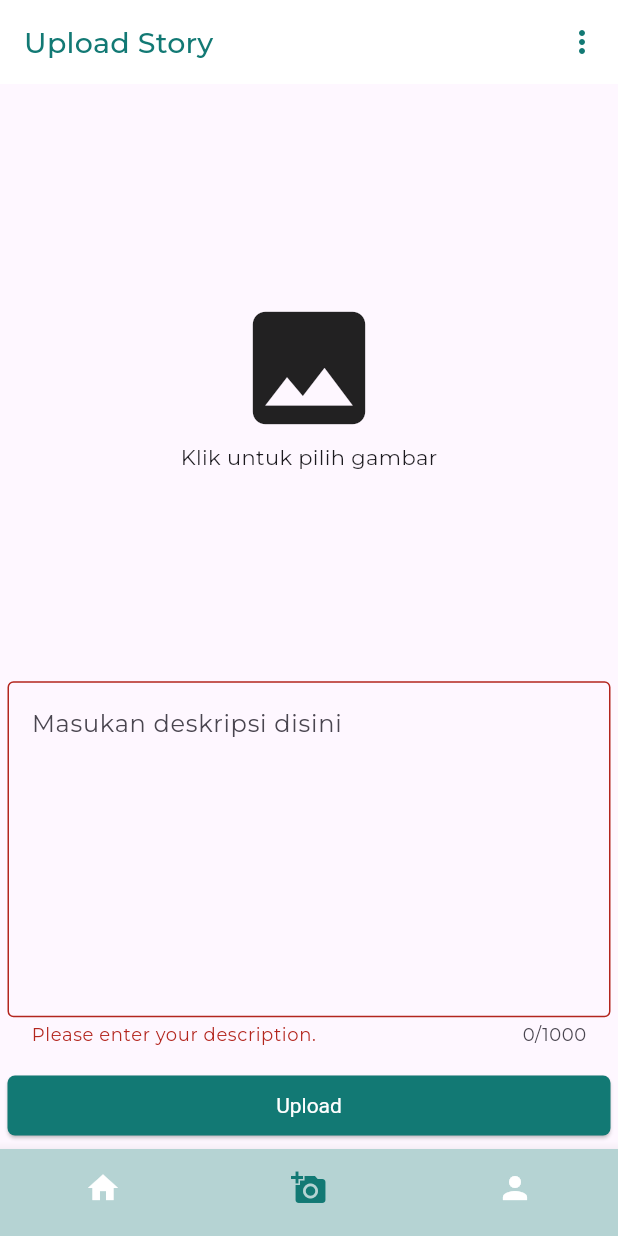
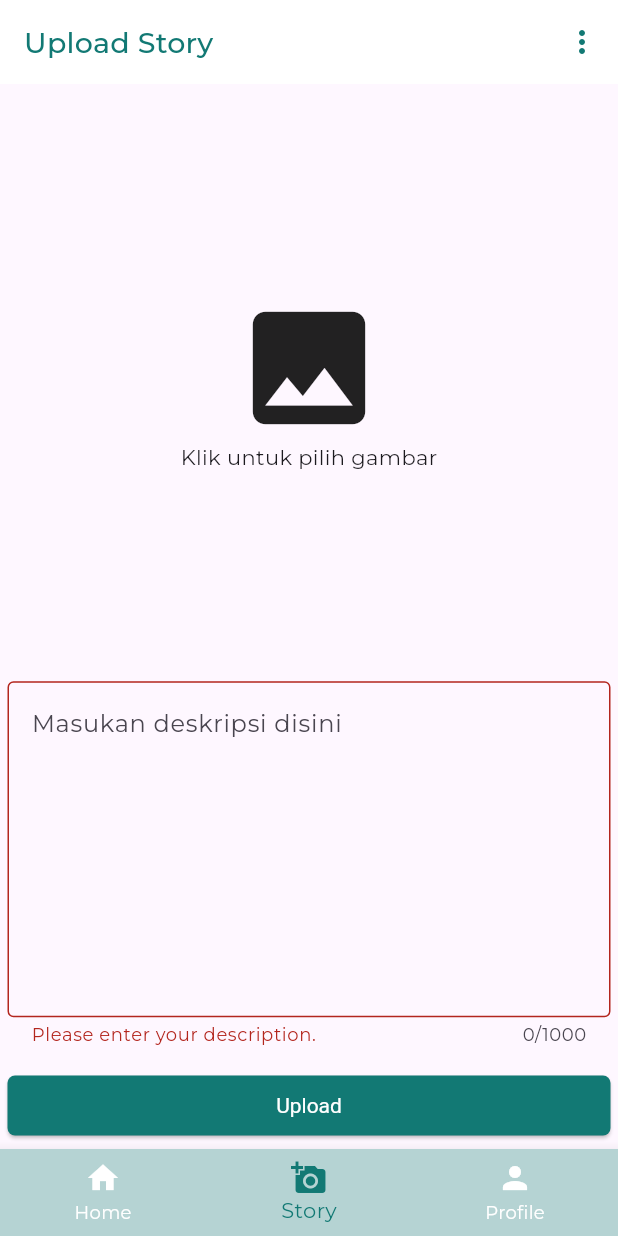
Before and after one commit to bibiehadi/StoryApp_Dicoding, a Flutter app: the UploadScreen screen opened by its route, after a tap on "Upload", on a phone screen of 412 x 824 dp. Run offline on Flutter 3.47's test engine with Material 3 defaults, Android fonts, the phone set to English and light mode, and no system bars; our stand-ins replace bloc, cached_network_image, dartz, equatable, flutter_bloc, freezed_annotation and 4 more; accounts and stored records are empty; generated files the repository leaves out were written again.

Commit message:
refactor model, and get stories bloc using frezzed

```diff
--- a/lib/features/auth/data/datasources/remote_datasources/auth_datasource.dart
+++ b/lib/features/auth/data/datasources/remote_datasources/auth_datasource.dart
@@ -28,7 +28,7 @@ class AuthDatasource {
       }
 
       return Left(
-        registerResponseModelFromJson(response.body).message,
+        registerResponseModelFromJson(response.body).message!,
       );
     } catch (e) {
       return Left('Error : $e');
--- a/lib/features/auth/data/models/request/login_request_model.dart
+++ b/lib/features/auth/data/models/request/login_request_model.dart
@@ -2,7 +2,11 @@
 //
 //     final loginRequestModel = loginRequestModelFromJson(jsonString);
 
+import 'package:freezed_annotation/freezed_annotation.dart';
 import 'dart:convert';
+
+part 'login_request_model.freezed.dart';
+part 'login_request_model.g.dart';
 
 LoginRequestModel loginRequestModelFromJson(String str) =>
     LoginRequestModel.fromJson(json.decode(str));
@@ -10,23 +14,13 @@ LoginRequestModel loginRequestModelFromJson(String str) =>
 String loginRequestModelToJson(LoginRequestModel data) =>
     json.encode(data.toJson());
 
-class LoginRequestModel {
-  String email;
-  String password;
-
-  LoginRequestModel({
-    required this.email,
-    required this.password,
-  });
+@freezed
+class LoginRequestModel with _$LoginRequestModel {
+  const factory LoginRequestModel({
+    String? email,
+    String? password,
+  }) = _LoginRequestModel;
 
   factory LoginRequestModel.fromJson(Map<String, dynamic> json) =>
-      LoginRequestModel(
-        email: json["email"],
-        password: json["password"],
-      );
-
-  Map<String, dynamic> toJson() => {
-        "email": email,
-        "password": password,
-      };
+      _$LoginRequestModelFromJson(json);
 }
--- a/lib/features/auth/data/models/request/register_request_model.dart
+++ b/lib/features/auth/data/models/request/register_request_model.dart
@@ -2,7 +2,11 @@
 //
 //     final registerRequestModel = registerRequestModelFromJson(jsonString);
 
+import 'package:freezed_annotation/freezed_annotation.dart';
 import 'dart:convert';
+
+part 'register_request_model.freezed.dart';
+part 'register_request_model.g.dart';
 
 RegisterRequestModel registerRequestModelFromJson(String str) =>
     RegisterRequestModel.fromJson(json.decode(str));
@@ -10,27 +14,14 @@ RegisterRequestModel registerRequestModelFromJson(String str) =>
 String registerRequestModelToJson(RegisterRequestModel data) =>
     json.encode(data.toJson());
 
-class RegisterRequestModel {
-  String? name;
-  String? email;
-  String? password;
-
-  RegisterRequestModel({
-    this.name,
-    this.email,
-    this.password,
-  });
+@freezed
+class RegisterRequestModel with _$RegisterRequestModel {
+  const factory RegisterRequestModel({
+    String? name,
+    String? email,
+    String? password,
+  }) = _RegisterRequestModel;
 
   factory RegisterRequestModel.fromJson(Map<String, dynamic> json) =>
-      RegisterRequestModel(
-        name: json["name"],
-        email: json["email"],
-        password: json["password"],
-      );
-
-  Map<String, dynamic> toJson() => {
-        "name": name,
-        "email": email,
-        "password": password,
-      };
+      _$RegisterRequestModelFromJson(json);
 }
--- a/lib/features/auth/data/models/response/login_response_model.dart
+++ b/lib/features/auth/data/models/response/login_response_model.dart
@@ -2,7 +2,11 @@
 //
 //     final loginResponseModel = loginResponseModelFromJson(jsonString);
 
+import 'package:freezed_annotation/freezed_annotation.dart';
 import 'dart:convert';
+
+part 'login_response_model.freezed.dart';
+part 'login_response_model.g.dart';
 
 LoginResponseModel loginResponseModelFromJson(String str) =>
     LoginResponseModel.fromJson(json.decode(str));
@@ -10,53 +14,26 @@ LoginResponseModel loginResponseModelFromJson(String str) =>
 String loginResponseModelToJson(LoginResponseModel data) =>
     json.encode(data.toJson());
 
-class LoginResponseModel {
-  bool? error;
-  String? message;
-  LoginResult? loginResult;
-
-  LoginResponseModel({
-    this.error,
-    this.message,
-    this.loginResult,
-  });
+@freezed
+class LoginResponseModel with _$LoginResponseModel {
+  const factory LoginResponseModel({
+    bool? error,
+    String? message,
+    LoginResult? loginResult,
+  }) = _LoginResponseModel;
 
   factory LoginResponseModel.fromJson(Map<String, dynamic> json) =>
-      LoginResponseModel(
-        error: json["error"],
-        message: json["message"],
-        loginResult: json["loginResult"] == null
-            ? null
-            : LoginResult.fromJson(json["loginResult"]),
-      );
-
-  Map<String, dynamic> toJson() => {
-        "error": error,
-        "message": message,
-        "loginResult": loginResult?.toJson(),
-      };
+      _$LoginResponseModelFromJson(json);
 }
 
-class LoginResult {
-  String? userId;
-  String? name;
-  String? token;
+@freezed
+class LoginResult with _$LoginResult {
+  const factory LoginResult({
+    String? userId,
+    String? name,
+    String? token,
+  }) = _LoginResult;
 
-  LoginResult({
-    this.userId,
-    this.name,
-    this.token,
-  });
-
-  factory LoginResult.fromJson(Map<String, dynamic> json) => LoginResult(
-        userId: json["userId"],
-        name: json["name"],
-        token: json["token"],
-      );
-
-  Map<String, dynamic> toJson() => {
-        "userId": userId,
-        "name": name,
-        "token": token,
-      };
+  factory LoginResult.fromJson(Map<String, dynamic> json) =>
+      _$LoginResultFromJson(json);
 }
--- a/lib/features/auth/data/models/response/register_response_model.dart
+++ b/lib/features/auth/data/models/response/register_response_model.dart
@@ -2,7 +2,11 @@
 //
 //     final registerResponseModel = registerResponseModelFromJson(jsonString);
 
+import 'package:freezed_annotation/freezed_annotation.dart';
 import 'dart:convert';
+
+part 'register_response_model.freezed.dart';
+part 'register_response_model.g.dart';
 
 RegisterResponseModel registerResponseModelFromJson(String str) =>
     RegisterResponseModel.fromJson(json.decode(str));
@@ -10,23 +14,13 @@ RegisterResponseModel registerResponseModelFromJson(String str) =>
 String registerResponseModelToJson(RegisterResponseModel data) =>
     json.encode(data.toJson());
 
-class RegisterResponseModel {
-  bool error;
-  String message;
-
-  RegisterResponseModel({
-    required this.error,
-    required this.message,
-  });
+@freezed
+class RegisterResponseModel with _$RegisterResponseModel {
+  const factory RegisterResponseModel({
+    bool? error,
+    String? message,
+  }) = _RegisterResponseModel;
 
   factory RegisterResponseModel.fromJson(Map<String, dynamic> json) =>
-      RegisterResponseModel(
-        error: json["error"],
-        message: json["message"],
-      );
-
-  Map<String, dynamic> toJson() => {
-        "error": error,
-        "message": message,
-      };
+      _$RegisterResponseModelFromJson(json);
 }
--- a/lib/features/auth/presentations/register_page.dart
+++ b/lib/features/auth/presentations/register_page.dart
@@ -56,7 +56,7 @@ class _RegisterPageState extends State<RegisterPage> {
             context.pop();
             ScaffoldMessenger.of(context).showSnackBar(
               SnackBar(
-                content: Text(state.responseModel.message),
+                content: Text(state.responseModel.message!),
               ),
             );
             context.goNamed('login');
--- /dev/null
+++ b/lib/features/home/bloc/get_stories_bloc/get_stories_bloc.dart
@@ -0,0 +1,24 @@
+import 'package:bloc/bloc.dart';
+import 'package:freezed_annotation/freezed_annotation.dart';
+import 'package:story_app/features/home/data/datasources/remote_datasources/stories_datasource.dart';
+import 'package:story_app/features/home/data/models/response/get_stories_response_model.dart';
+
+part 'get_stories_event.dart';
+part 'get_stories_state.dart';
+part 'get_stories_bloc.freezed.dart';
+
+class GetStoriesBloc extends Bloc<GetStoriesEvent, GetStoriesState> {
+  final StroiesDatasource _storiesDatasource;
+  GetStoriesBloc(this._storiesDatasource) : super(const _Initial()) {
+    on<_Add>((event, emit) async {
+      emit(const _GetStoriesLoading());
+      final response = await _storiesDatasource.getStroies();
+      response.fold(
+        (left) => emit(_GetStoriesFailed(left)),
+        (right) {
+          return emit(_GetStoriesSuccess(right));
+        },
+      );
+    });
+  }
+}
--- /dev/null
+++ b/lib/features/home/bloc/get_stories_bloc/get_stories_event.dart
@@ -0,0 +1,7 @@
+part of 'get_stories_bloc.dart';
+
+@freezed
+class GetStoriesEvent with _$GetStoriesEvent {
+  const factory GetStoriesEvent.started() = _Started;
+  const factory GetStoriesEvent.add() = _Add;
+}
--- /dev/null
+++ b/lib/features/home/bloc/get_stories_bloc/get_stories_state.dart
@@ -0,0 +1,10 @@
+part of 'get_stories_bloc.dart';
+
+@freezed
+class GetStoriesState with _$GetStoriesState {
+  const factory GetStoriesState.initial() = _Initial;
+  const factory GetStoriesState.loading() = _GetStoriesLoading;
+  const factory GetStoriesState.failed(String message) = _GetStoriesFailed;
+  const factory GetStoriesState.success(GetStoriesResponseModel responseModel) =
+      _GetStoriesSuccess;
+}
--- a/lib/features/home/bloc/stories_bloc/stories_bloc.dart
+++ /dev/null
@@ -1,26 +0,0 @@
-import 'package:bloc/bloc.dart';
-import 'package:equatable/equatable.dart';
-
-import '../../data/datasources/remote_datasources/stories_datasource.dart';
-import '../../data/models/response/get_stories_response_model.dart';
-
-part 'stories_event.dart';
-part 'stories_state.dart';
-
-class StoriesBloc extends Bloc<StoriesEvent, StoriesState> {
-  final StroiesDatasource _storiesDatasource;
-  StoriesBloc(this._storiesDatasource) : super(StoriesInitial()) {
-    on<GetStoriesEvent>(
-      (event, emit) async {
-        emit(StoriesLoading());
-        final response = await _storiesDatasource.getStroies();
-        response.fold(
-          (left) => emit(StoriesFailed(message: left)),
-          (right) {
-            return emit(StoriesSuccess(responseModel: right));
-          },
-        );
-      },
-    );
-  }
-}
--- a/lib/features/home/bloc/stories_bloc/stories_event.dart
+++ /dev/null
@@ -1,13 +0,0 @@
-part of 'stories_bloc.dart';
-
-abstract class StoriesEvent extends Equatable {
-  const StoriesEvent();
-
-  @override
-  List<Object> get props => [];
-}
-
-class GetStoriesEvent extends StoriesEvent {
-  @override
-  List<Object> get props => [];
-}
--- a/lib/features/home/bloc/stories_bloc/stories_state.dart
+++ /dev/null
@@ -1,30 +0,0 @@
-part of 'stories_bloc.dart';
-
-abstract class StoriesState extends Equatable {
-  const StoriesState();
-
-  @override
-  List<Object> get props => [];
-}
-
-final class StoriesInitial extends StoriesState {}
-
-final class StoriesLoading extends StoriesState {}
-
-final class StoriesFailed extends StoriesState {
-  final String message;
-
-  const StoriesFailed({required this.message});
-
-  @override
-  List<Object> get props => [message];
-}
-
-final class StoriesSuccess extends StoriesState {
-  final GetStoriesResponseModel responseModel;
-
-  const StoriesSuccess({required this.responseModel});
-
-  @override
-  List<Object> get props => [responseModel];
-}
--- a/lib/features/home/data/models/response/get_detail_story_response_model.dart
+++ b/lib/features/home/data/models/response/get_detail_story_response_model.dart
@@ -2,7 +2,11 @@
 //
 //     final getDetailStoryResponseModel = getDetailStoryResponseModelFromJson(jsonString);
 
+import 'package:freezed_annotation/freezed_annotation.dart';
 import 'dart:convert';
+
+part 'get_detail_story_response_model.freezed.dart';
+part 'get_detail_story_response_model.g.dart';
 
 GetDetailStoryResponseModel getDetailStoryResponseModelFromJson(String str) =>
     GetDetailStoryResponseModel.fromJson(json.decode(str));
@@ -10,69 +14,29 @@ GetDetailStoryResponseModel getDetailStoryResponseModelFromJson(String str) =>
 String getDetailStoryResponseModelToJson(GetDetailStoryResponseModel data) =>
     json.encode(data.toJson());
 
-class GetDetailStoryResponseModel {
-  bool? error;
-  String? message;
-  Story? story;
-
-  GetDetailStoryResponseModel({
-    this.error,
-    this.message,
-    this.story,
-  });
+@freezed
+class GetDetailStoryResponseModel with _$GetDetailStoryResponseModel {
+  const factory GetDetailStoryResponseModel({
+    bool? error,
+    String? message,
+    Story? story,
+  }) = _GetDetailStoryResponseModel;
 
   factory GetDetailStoryResponseModel.fromJson(Map<String, dynamic> json) =>
-      GetDetailStoryResponseModel(
-        error: json["error"],
-        message: json["message"],
-        story: json["story"] == null ? null : Story.fromJson(json["story"]),
-      );
-
-  Map<String, dynamic> toJson() => {
-        "error": error,
-        "message": message,
-        "story": story?.toJson(),
-      };
+      _$GetDetailStoryResponseModelFromJson(json);
 }
 
-class Story {
-  String? id;
-  String? name;
-  String? description;
-  String? photoUrl;
-  DateTime? createdAt;
-  double? lat;
-  double? lon;
+@freezed
+class Story with _$Story {
+  const factory Story({
+    String? id,
+    String? name,
+    String? description,
+    String? photoUrl,
+    DateTime? createdAt,
+    dynamic lat,
+    dynamic lon,
+  }) = _Story;
 
-  Story({
-    this.id,
-    this.name,
-    this.description,
-    this.photoUrl,
-    this.createdAt,
-    this.lat,
-    this.lon,
-  });
-
-  factory Story.fromJson(Map<String, dynamic> json) => Story(
-        id: json["id"],
-        name: json["name"],
-        description: json["description"],
-        photoUrl: json["photoUrl"],
-        createdAt: json["createdAt"] == null
-            ? null
-            : DateTime.parse(json["createdAt"]),
-        lat: json["lat"]?.toDouble(),
-        lon: json["lon"]?.toDouble(),
-      );
-
-  Map<String, dynamic> toJson() => {
-        "id": id,
-        "name": name,
-        "description": description,
-        "photoUrl": photoUrl,
-        "createdAt": createdAt?.toIso8601String(),
-        "lat": lat,
-        "lon": lon,
-      };
+  factory Story.fromJson(Map<String, dynamic> json) => _$StoryFromJson(json);
 }
--- a/lib/features/home/data/models/response/get_stories_response_model.dart
+++ b/lib/features/home/data/models/response/get_stories_response_model.dart
@@ -2,7 +2,11 @@
 //
 //     final getStoriesResponseModel = getStoriesResponseModelFromJson(jsonString);
 
+import 'package:freezed_annotation/freezed_annotation.dart';
 import 'dart:convert';
+
+part 'get_stories_response_model.freezed.dart';
+part 'get_stories_response_model.g.dart';
 
 GetStoriesResponseModel getStoriesResponseModelFromJson(String str) =>
     GetStoriesResponseModel.fromJson(json.decode(str));
@@ -10,74 +14,30 @@ GetStoriesResponseModel getStoriesResponseModelFromJson(String str) =>
 String getStoriesResponseModelToJson(GetStoriesResponseModel data) =>
     json.encode(data.toJson());
 
-class GetStoriesResponseModel {
-  bool? error;
-  String? message;
-  List<ListStory>? listStory;
-
-  GetStoriesResponseModel({
-    this.error,
-    this.message,
-    this.listStory,
-  });
+@freezed
+class GetStoriesResponseModel with _$GetStoriesResponseModel {
+  const factory GetStoriesResponseModel({
+    bool? error,
+    String? message,
+    List<ListStory>? listStory,
+  }) = _GetStoriesResponseModel;
 
   factory GetStoriesResponseModel.fromJson(Map<String, dynamic> json) =>
-      GetStoriesResponseModel(
-        error: json["error"],
-        message: json["message"],
-        listStory: json["listStory"] == null
-            ? []
-            : List<ListStory>.from(
-                json["listStory"]!.map((x) => ListStory.fromJson(x))),
-      );
-
-  Map<String, dynamic> toJson() => {
-        "error": error,
-        "message": message,
-        "listStory": listStory == null
-            ? []
-            : List<dynamic>.from(listStory!.map((x) => x.toJson())),
-      };
+      _$GetStoriesResponseModelFromJson(json);
 }
 
-class ListStory {
-  String? id;
-  String? name;
-  String? description;
-  String? photoUrl;
-  DateTime? createdAt;
-  double? lat;
-  double? lon;
+@freezed
+class ListStory with _$ListStory {
+  const factory ListStory({
+    String? id,
+    String? name,
+    String? description,
+    String? photoUrl,
+    DateTime? createdAt,
+    dynamic lat,
+    dynamic lon,
+  }) = _ListStory;
 
-  ListStory({
-    this.id,
-    this.name,
-    this.description,
-    this.photoUrl,
-    this.createdAt,
-    this.lat,
-    this.lon,
-  });
-
-  factory ListStory.fromJson(Map<String, dynamic> json) => ListStory(
-        id: json["id"],
-        name: json["name"],
-        description: json["description"],
-        photoUrl: json["photoUrl"],
-        createdAt: json["createdAt"] == null
-            ? null
-            : DateTime.parse(json["createdAt"]),
-        lat: json["lat"]?.toDouble(),
-        lon: json["lon"]?.toDouble(),
-      );
-
-  Map<String, dynamic> toJson() => {
-        "id": id,
-        "name": name,
-        "description": description,
-        "photoUrl": photoUrl,
-        "createdAt": createdAt?.toIso8601String(),
-        "lat": lat,
-        "lon": lon,
-      };
+  factory ListStory.fromJson(Map<String, dynamic> json) =>
+      _$ListStoryFromJson(json);
 }
--- a/lib/features/home/home_screen.dart
+++ b/lib/features/home/home_screen.dart
@@ -22,8 +22,6 @@ class _HomeScreenState extends State<HomeScreen> {
         selectedItemColor: secondaryColor,
         unselectedItemColor: thirdColor,
         currentIndex: widget.child.currentIndex,
-        showSelectedLabels: false,
-        showUnselectedLabels: false,
         onTap: (index) {
           widget.child.goBranch(
             index,
--- a/lib/features/home/presentations/stories_screen.dart
+++ b/lib/features/home/presentations/stories_screen.dart
@@ -1,10 +1,10 @@
 import 'package:flutter/material.dart';
 import 'package:flutter_bloc/flutter_bloc.dart';
 import 'package:go_router/go_router.dart';
+import 'package:story_app/features/home/bloc/get_stories_bloc/get_stories_bloc.dart';
 
 import '../../../commons/config/themes/theme.dart';
 import '../../auth/data/datasources/local_datasources/auth_local_datasource.dart';
-import '../bloc/stories_bloc/stories_bloc.dart';
 import 'widget/story_card.dart';
 
 class StoriesScreen extends StatefulWidget {
@@ -17,7 +17,7 @@ class StoriesScreen extends StatefulWidget {
 class _StoriesScreenState extends State<StoriesScreen> {
   @override
   void initState() {
-    BlocProvider.of<StoriesBloc>(context).add(GetStoriesEvent());
+    BlocProvider.of<GetStoriesBloc>(context).add(const GetStoriesEvent.add());
     super.initState();
   }
 
@@ -41,21 +41,20 @@ class _StoriesScreenState extends State<StoriesScreen> {
               icon: const Icon(Icons.logout)),
         ],
       ),
-      body: BlocBuilder<StoriesBloc, StoriesState>(
+      body: BlocBuilder<GetStoriesBloc, GetStoriesState>(
         builder: (context, state) {
-          if (state is StoriesLoading) {
-            return const Center(
+          return state.when(
+            loading: () => const Center(
               child: CircularProgressIndicator(
                 color: secondaryColor,
               ),
-            );
-          }
-
-          if (state is StoriesSuccess) {
-            final stories = state.responseModel.listStory;
+            ),
+            success: (responseModel) {
+              final stories = responseModel.listStory;
               return RefreshIndicator(
                 onRefresh: () async {
-                BlocProvider.of<StoriesBloc>(context).add(GetStoriesEvent());
+                  BlocProvider.of<GetStoriesBloc>(context)
+                      .add(const GetStoriesEvent.add());
                 },
                 child: ListView.builder(
                   itemCount: stories?.length,
@@ -64,15 +63,16 @@ class _StoriesScreenState extends State<StoriesScreen> {
                   },
                 ),
               );
-          }
-          //   if (stories!.isNotEmpty)
-          //     ...stories
-          //         .map(
-          //           (story) => StoryCard(story: story),
-          //         )
-          //         .toList();
-          // }
-          return Container();
+            },
+            initial: () => const Center(
+              child: CircularProgressIndicator(
+                color: secondaryColor,
+              ),
+            ),
+            failed: (String message) => Center(
+              child: Text(message),
+            ),
+          );
         },
       ),
     );
@@ -80,5 +80,5 @@ class _StoriesScreenState extends State<StoriesScreen> {
 }
 
 // _onRefresh(BuildContext context) async {
-//   BlocProvider.of<StoriesBloc>(context).add(GetStoriesEvent());
+//   BlocProvider.of<GetStoriesBloc>(context).add(GetStoriesEvent());
 // }
--- a/lib/features/home/presentations/upload_screen.dart
+++ b/lib/features/home/presentations/upload_screen.dart
@@ -6,7 +6,7 @@ import 'package:flutter_bloc/flutter_bloc.dart';
 import 'package:go_router/go_router.dart';
 import 'package:image_picker/image_picker.dart';
 import 'package:story_app/commons/common.dart';
-import 'package:story_app/features/home/bloc/stories_bloc/stories_bloc.dart';
+import 'package:story_app/features/home/bloc/get_stories_bloc/get_stories_bloc.dart';
 import 'package:story_app/features/home/bloc/upload_story/upload_story_bloc.dart';
 
 import '../../../commons/config/themes/theme.dart';
@@ -166,8 +166,8 @@ class _UploadScreenState extends State<UploadScreen> {
 
                       if (state is UploadStorySuccess) {
                         descriptionController.clear();
-                        BlocProvider.of<StoriesBloc>(context)
-                            .add(GetStoriesEvent());
+                        BlocProvider.of<GetStoriesBloc>(context)
+                            .add(const GetStoriesEvent.add());
                         context.go('/stories');
                       }
                     },
--- a/lib/main.dart
+++ b/lib/main.dart
@@ -3,7 +3,7 @@ import 'package:flutter_bloc/flutter_bloc.dart';
 import 'package:story_app/commons/config/routers/router.dart';
 import 'package:story_app/features/auth/bloc/auth_bloc.dart';
 import 'package:story_app/features/auth/data/datasources/remote_datasources/auth_datasource.dart';
-import 'package:story_app/features/home/bloc/stories_bloc/stories_bloc.dart';
+import 'package:story_app/features/home/bloc/get_stories_bloc/get_stories_bloc.dart';
 import 'package:story_app/features/home/bloc/story_detail_bloc/story_detail_bloc.dart';
 import 'package:story_app/features/home/bloc/upload_story/upload_story_bloc.dart';
 import 'package:story_app/commons/common.dart';
@@ -73,9 +73,9 @@ class _MainAppState extends State<MainApp> {
             ),
           ),
           BlocProvider(
-            create: (context) => StoriesBloc(
+            create: (context) => GetStoriesBloc(
               StroiesDatasource(),
-            )..add(GetStoriesEvent()),
+            ),
           ),
           BlocProvider(
             create: (context) => StoryDetailBloc(
```
Also changed, not shown: lib/features/auth/data/models/request/login_request_model.freezed.dart (added), lib/features/auth/data/models/request/login_request_model.g.dart (added), lib/features/auth/data/models/request/register_request_model.freezed.dart (added), lib/features/auth/data/models/request/register_request_model.g.dart (added), lib/features/auth/data/models/response/login_response_model.freezed.dart (added), lib/features/auth/data/models/response/login_response_model.g.dart (added), lib/features/auth/data/models/response/register_response_model.freezed.dart (added), lib/features/auth/data/models/response/register_response_model.g.dart (added), lib/features/home/bloc/get_stories_bloc/get_stories_bloc.freezed.dart (added), lib/features/home/data/models/response/get_detail_story_response_model.freezed.dart (added), lib/features/home/data/models/response/get_detail_story_response_model.g.dart (added), lib/features/home/data/models/response/get_stories_response_model.freezed.dart (added), lib/features/home/data/models/response/get_stories_response_model.g.dart (added), pubspec.lock. Lines whose indentation alone changed are shown as unchanged.
